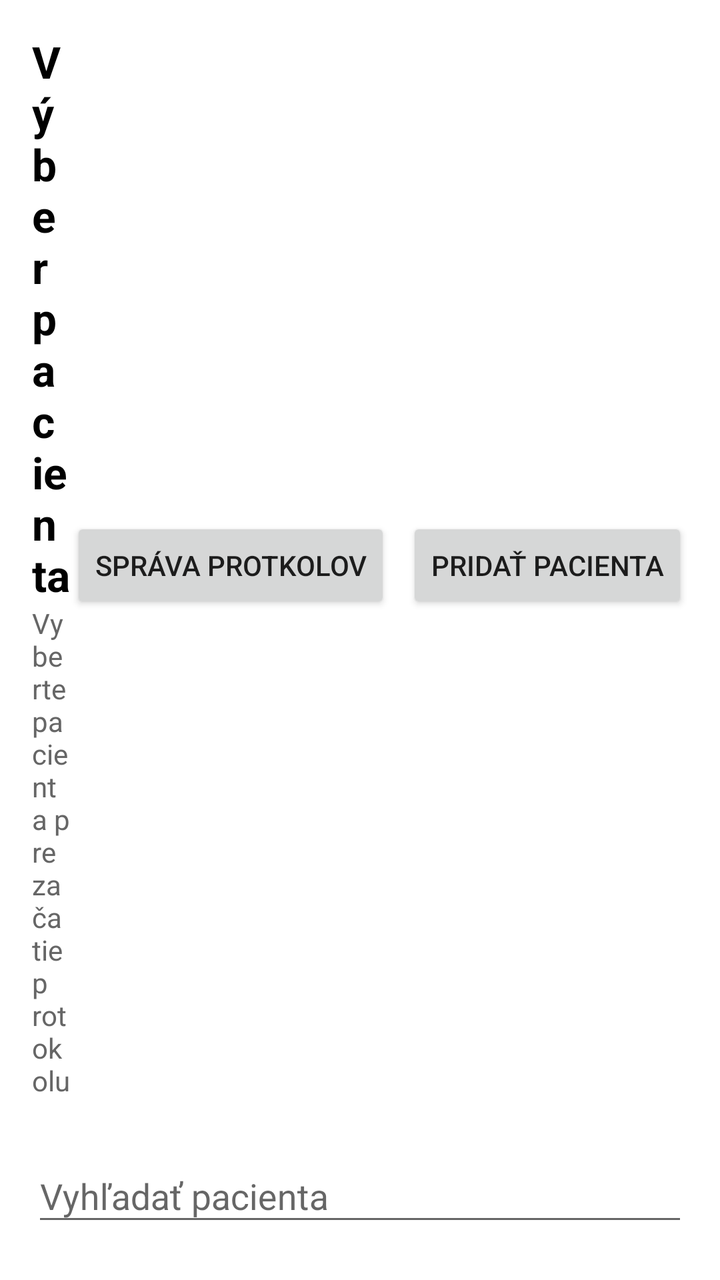
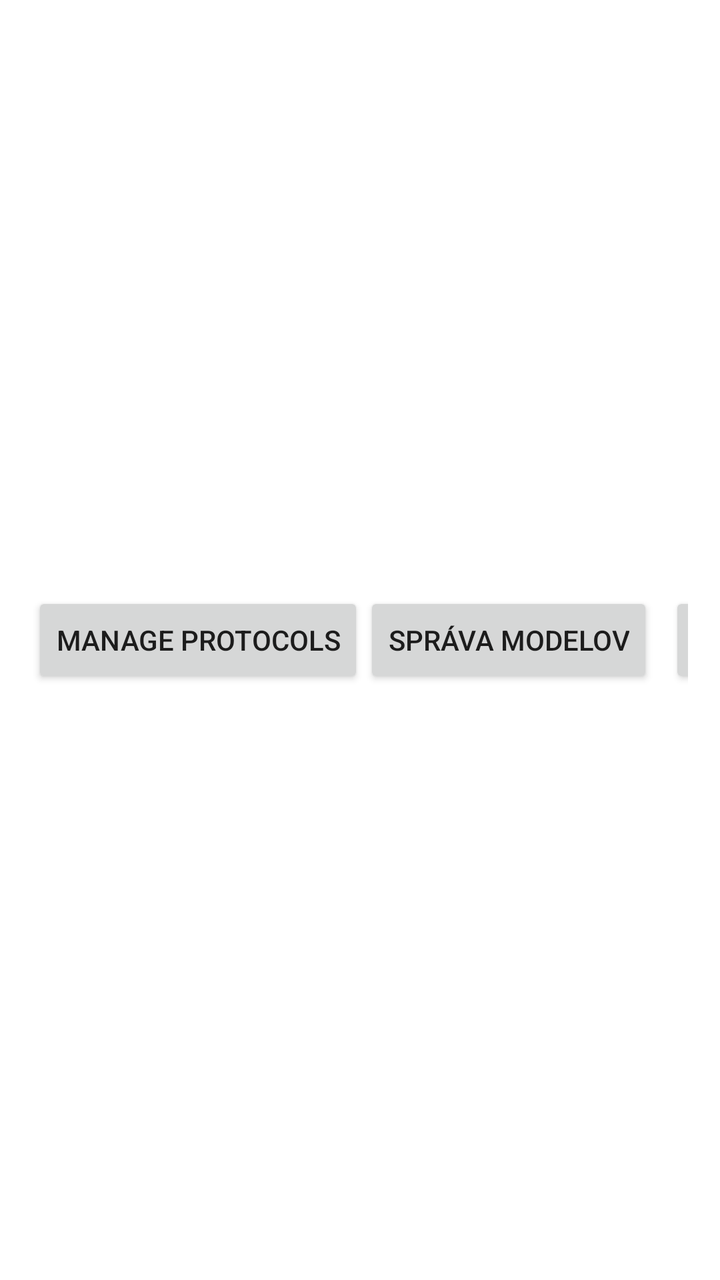

Compare the two renders of this Android layout. The source of the first and the diff that turns it into the second are given below.
<!-- AndroidManifest.xml: activity theme Theme.DiagnosticApp -->
<!-- res/layout/activity_patient_list.xml -->
<?xml version="1.0" encoding="utf-8"?>
<androidx.constraintlayout.widget.ConstraintLayout
    xmlns:android="http://schemas.android.com/apk/res/android"
    xmlns:app="http://schemas.android.com/apk/res-auto"
    android:layout_width="match_parent"
    android:layout_height="match_parent"
    android:background="@android:color/white">

    
    <LinearLayout
        android:id="@+id/headerContainer"
        android:layout_width="0dp"
        android:layout_height="wrap_content"
        android:orientation="vertical"
        android:padding="16dp"
        app:layout_constraintTop_toTopOf="parent"
        app:layout_constraintStart_toStartOf="parent"
        app:layout_constraintEnd_toEndOf="parent">

        <LinearLayout
            android:layout_width="match_parent"
            android:layout_height="wrap_content"
            android:orientation="horizontal"
            android:gravity="center_vertical">

            <LinearLayout
                android:layout_width="0dp"
                android:layout_height="wrap_content"
                android:layout_weight="1"
                android:orientation="vertical">

                <TextView
                    android:id="@+id/titleText"
                    android:layout_width="wrap_content"
                    android:layout_height="wrap_content"
                    android:text="Výber pacienta"
                    android:textSize="22sp"
                    android:textStyle="bold"
                    android:textColor="@android:color/black"/>

                <TextView
                    android:id="@+id/subtitleText"
                    android:layout_width="wrap_content"
                    android:layout_height="wrap_content"
                    android:text="Vyberte pacienta pre začatie protokolu"
                    android:textSize="14sp"
                    android:textColor="#666666"/>
            </LinearLayout>

            <Button
                android:id="@+id/manageProtocolsButton"
                android:layout_width="wrap_content"
                android:layout_height="wrap_content"
                android:text="Správa protkolov"/>

            <Button
                android:id="@+id/addPatientButton"
                android:layout_width="wrap_content"
                android:layout_height="wrap_content"
                android:layout_marginStart="8dp"
                android:text="Pridať pacienta"/>
        </LinearLayout>

        
        <com.google.android.material.textfield.TextInputLayout
            android:layout_width="match_parent"
            android:layout_height="wrap_content"
            android:layout_marginTop="16dp">

            <com.google.android.material.textfield.TextInputEditText
                android:id="@+id/searchEditText"
                android:layout_width="match_parent"
                android:layout_height="wrap_content"
                android:hint="Vyhľadať pacienta"/>
        </com.google.android.material.textfield.TextInputLayout>

    </LinearLayout>

    
    <TextView
        android:id="@+id/emptyStateText"
        android:layout_width="0dp"
        android:layout_height="wrap_content"
        android:text="Načítavanie pacientov..."
        android:textSize="16sp"
        android:textColor="#666666"
        android:textAlignment="center"
        android:gravity="center"
        android:padding="32dp"
        android:visibility="gone"
        app:layout_constraintTop_toTopOf="parent"
        app:layout_constraintBottom_toBottomOf="parent"
        app:layout_constraintStart_toStartOf="parent"
        app:layout_constraintEnd_toEndOf="parent"/>

    
    <androidx.recyclerview.widget.RecyclerView
        android:id="@+id/patientRecyclerView"
        android:layout_width="0dp"
        android:layout_height="0dp"
        android:padding="16dp"
        app:layout_constraintBottom_toBottomOf="parent"
        app:layout_constraintEnd_toEndOf="parent"
        app:layout_constraintHorizontal_bias="1.0"
        app:layout_constraintStart_toStartOf="parent"
        app:layout_constraintTop_toBottomOf="@id/headerContainer"
        app:layout_constraintVertical_bias="1.0" />

</androidx.constraintlayout.widget.ConstraintLayout>
<!-- resources referenced by this layout -->
<resources>
  <style name="Theme.DiagnosticApp" parent="Theme.AppCompat.Light.NoActionBar">
          <item name="colorPrimary">@color/green</item>
          
  
  
      </style>
  <color name="green">#4CAF50</color>
</resources>

<!-- the commit's change to res/layout/activity_patient_list.xml (unified diff, before → after) -->
@@ -33,7 +33,7 @@
                     android:id="@+id/titleText"
                     android:layout_width="wrap_content"
                     android:layout_height="wrap_content"
-                    android:text="Výber pacienta"
+                    android:text="Select Patient"
                     android:textSize="22sp"
                     android:textStyle="bold"
                     android:textColor="@android:color/black"/>
@@ -42,7 +42,7 @@
                     android:id="@+id/subtitleText"
                     android:layout_width="wrap_content"
                     android:layout_height="wrap_content"
-                    android:text="Vyberte pacienta pre začatie protokolu"
+                    android:text="Choose a patient to begin assessment"
                     android:textSize="14sp"
                     android:textColor="#666666"/>
             </LinearLayout>
@@ -51,14 +51,20 @@
                 android:id="@+id/manageProtocolsButton"
                 android:layout_width="wrap_content"
                 android:layout_height="wrap_content"
-                android:text="Správa protkolov"/>
+                android:text="Manage Protocols" />
+
+            <Button
+                android:id="@+id/manageModelsButton"
+                android:layout_width="wrap_content"
+                android:layout_height="wrap_content"
+                android:text="Správa modelov" />
 
             <Button
                 android:id="@+id/addPatientButton"
                 android:layout_width="wrap_content"
                 android:layout_height="wrap_content"
                 android:layout_marginStart="8dp"
-                android:text="Pridať pacienta"/>
+                android:text="Add Patient"/>
         </LinearLayout>
 
         
@@ -71,7 +77,7 @@
                 android:id="@+id/searchEditText"
                 android:layout_width="match_parent"
                 android:layout_height="wrap_content"
-                android:hint="Vyhľadať pacienta"/>
+                android:hint="Search patients"/>
         </com.google.android.material.textfield.TextInputLayout>
 
     </LinearLayout>
@@ -81,7 +87,7 @@
         android:id="@+id/emptyStateText"
         android:layout_width="0dp"
         android:layout_height="wrap_content"
-        android:text="Načítavanie pacientov..."
+        android:text="Loading patients..."
         android:textSize="16sp"
         android:textColor="#666666"
         android:textAlignment="center"
